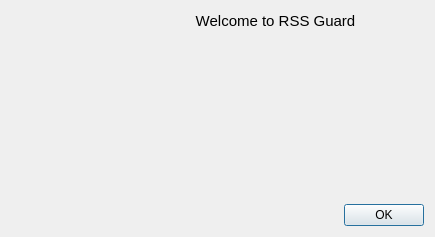
Above: src/gui/formwelcome.ui from martinrotter/rssguard before the change. Below: the same form after it.
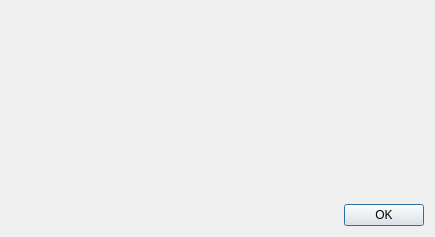
That is the form after the change.

Diff of the .ui file:
```diff
--- a/src/gui/formwelcome.ui
+++ b/src/gui/formwelcome.ui
@@ -70,7 +70,7 @@
       </font>
      </property>
      <property name="text">
-      <string>Welcome to RSS Guard</string>
+      <string notr="true"/>
      </property>
      <property name="alignment">
       <set>Qt::AlignCenter</set>
```
